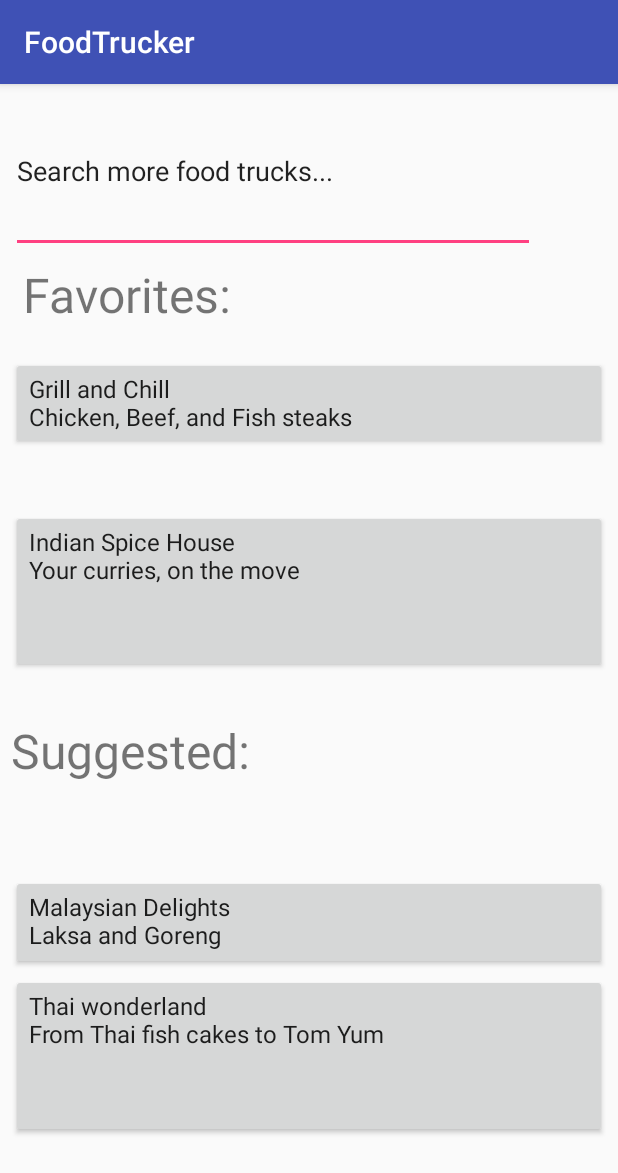
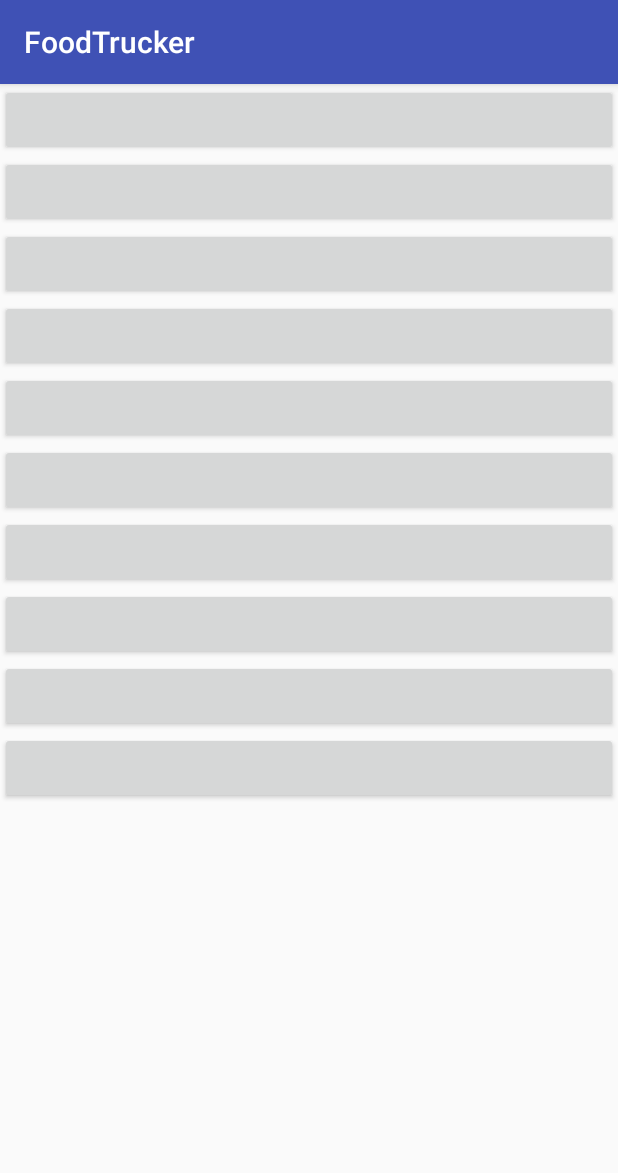
Before and after one commit to Complexia/FoodTrucker, an Android app: the screen it shows after launch (MainActivity), on a phone screen of 412 x 824 dp. Shown: the top 1173 px of the screen. Run offline under Robolectric (Android 15) with nearby library versions, the phone set to English and light mode, and no system bars.

Commit message:
commit from home 16/08

```diff
--- a/app/src/main/java/com/example/s3399752/foodtrucker/MainActivity.java
+++ b/app/src/main/java/com/example/s3399752/foodtrucker/MainActivity.java
@@ -4,11 +4,15 @@ import android.content.Context;
 import android.content.Intent;
 import android.support.v7.app.AppCompatActivity;
 import android.os.Bundle;
+import android.view.LayoutInflater;
 import android.view.View;
 import android.widget.Button;
 import android.widget.LinearLayout;
 import android.widget.RelativeLayout;
 import android.widget.ScrollView;
+import android.widget.TextView;
+
+import java.util.ArrayList;
 
 public class MainActivity extends AppCompatActivity {
 
@@ -16,15 +20,39 @@ public class MainActivity extends AppCompatActivity {
     protected void onCreate(Bundle savedInstanceState) {
         super.onCreate(savedInstanceState);
         setContentView(R.layout.activity_main);
+        LayoutInflater inflater = (LayoutInflater)getSystemService(Context.LAYOUT_INFLATER_SERVICE);
 
+        LinearLayout layout = findViewById(R.id.layoutLinear);
+        ArrayList<Button> buttons = new ArrayList<>();
+        for(int i=0;i<10;i++){
+            Button btn = (Button)inflater.inflate(R.layout.buttons,null);
+            btn.setOnClickListener(new View.OnClickListener() {
+                @Override
+                public void onClick(View view) {
+                    startActivity(new Intent(MainActivity.this,Activity1.class));
+                }
+            });
+            buttons.add(btn);
 
-        Button btn1 = findViewById(R.id.button1);
-        btn1.setOnClickListener(new View.OnClickListener() {
-            @Override
-            public void onClick(View view) {
-                startActivity(new Intent(MainActivity.this, Activity1.class));
-            }
-        });
+        }
+        for(int i=0;i<buttons.size();i++){
+            layout.addView(buttons.get(i));
+
+        }
+        TextView text1 = (TextView)inflater.inflate(R.layout.texts,null);
+
+        text1.setText("Malaysian Delights");
+        //layout.addView(text1);
+
+//        for(int i=buttons.size()/2;i<buttons.size();i++){
+//            layout.addView(buttons.get(i));
+//
+//        }
+
+        TextView text2 = (TextView)inflater.inflate(R.layout.texts,null);
+        text1.setText("Wonder Thai");
+        //layout.addView(text2);
+
 
 
     }
--- a/app/src/main/res/layout/activity_main.xml
+++ b/app/src/main/res/layout/activity_main.xml
@@ -7,120 +7,130 @@
     tools:context=".MainActivity"
     tools:layout_editor_absoluteY="81dp">
 
-    <TextView
-        android:id="@+id/favorites_text"
-        android:layout_width="0dp"
-        android:layout_height="0dp"
-        android:layout_marginBottom="56dp"
-        android:layout_marginEnd="14dp"
-        android:layout_marginLeft="15dp"
-        android:layout_marginRight="14dp"
-        android:layout_marginStart="15dp"
-        android:text="Favorites:"
-        android:textSize="32dp"
-        app:layout_constraintBottom_toTopOf="@+id/button2"
-        app:layout_constraintEnd_toEndOf="@+id/suggested_text"
-        app:layout_constraintStart_toStartOf="parent"
-        app:layout_constraintTop_toBottomOf="@+id/editText" />
+    <!--<TextView-->
+        <!--android:id="@+id/favorites_text"-->
+        <!--android:layout_width="0dp"-->
+        <!--android:layout_height="0dp"-->
+        <!--android:layout_marginBottom="56dp"-->
+        <!--android:layout_marginEnd="14dp"-->
+        <!--android:layout_marginLeft="15dp"-->
+        <!--android:layout_marginRight="14dp"-->
+        <!--android:layout_marginStart="15dp"-->
+        <!--android:text="Favorites:"-->
+        <!--android:textSize="32dp"-->
+        <!--app:layout_constraintBottom_toTopOf="@+id/button2"-->
+        <!--app:layout_constraintEnd_toEndOf="@+id/suggested_text"-->
+        <!--app:layout_constraintStart_toStartOf="parent"-->
+        <!--app:layout_constraintTop_toBottomOf="@+id/editText" />-->
 
-    <TextView
-        android:id="@+id/suggested_text"
-        android:layout_width="167dp"
-        android:layout_height="0dp"
-        android:layout_marginBottom="61dp"
-        android:text="Suggested:"
-        android:textSize="32dp"
-        app:layout_constraintBottom_toTopOf="@+id/button4"
-        app:layout_constraintStart_toStartOf="@+id/button3"
-        app:layout_constraintTop_toBottomOf="@+id/button2" />
+    <!--<TextView-->
+        <!--android:id="@+id/suggested_text"-->
+        <!--android:layout_width="167dp"-->
+        <!--android:layout_height="0dp"-->
+        <!--android:layout_marginBottom="61dp"-->
+        <!--android:text="Suggested:"-->
+        <!--android:textSize="32dp"-->
+        <!--app:layout_constraintBottom_toTopOf="@+id/button4"-->
+        <!--app:layout_constraintStart_toStartOf="@+id/button3"-->
+        <!--app:layout_constraintTop_toBottomOf="@+id/button2" />-->
 
-    <Button
-        android:id="@+id/button2"
-        android:layout_width="0dp"
-        android:layout_height="0dp"
+    <!--<Button-->
+        <!--android:id="@+id/button2"-->
+        <!--android:layout_width="0dp"-->
+        <!--android:layout_height="0dp"-->
 
-        android:layout_marginBottom="30dp"
-        android:layout_marginEnd="7dp"
-        android:layout_marginLeft="7dp"
-        android:layout_marginRight="7dp"
-        android:layout_marginStart="7dp"
-        android:gravity="left"
-        android:text="Indian Spice House\nYour curries, on the move"
-        android:textAppearance="@style/TextAppearance.AppCompat.Light.SearchResult.Subtitle"
-        app:layout_constraintBottom_toTopOf="@+id/suggested_text"
-        app:layout_constraintEnd_toEndOf="parent"
-        app:layout_constraintStart_toStartOf="parent"
-        app:layout_constraintTop_toBottomOf="@+id/favorites_text" />
+        <!--android:layout_marginBottom="30dp"-->
+        <!--android:layout_marginEnd="7dp"-->
+        <!--android:layout_marginLeft="7dp"-->
+        <!--android:layout_marginRight="7dp"-->
+        <!--android:layout_marginStart="7dp"-->
+        <!--android:gravity="left"-->
+        <!--android:text="Indian Spice House\nYour curries, on the move"-->
+        <!--android:textAppearance="@style/TextAppearance.AppCompat.Light.SearchResult.Subtitle"-->
+        <!--app:layout_constraintBottom_toTopOf="@+id/suggested_text"-->
+        <!--app:layout_constraintEnd_toEndOf="parent"-->
+        <!--app:layout_constraintStart_toStartOf="parent"-->
+        <!--app:layout_constraintTop_toBottomOf="@+id/favorites_text" />-->
 
-    <Button
-        android:id="@+id/button3"
-        android:layout_width="0dp"
-        android:layout_height="63dp"
+    <!--<Button-->
+        <!--android:id="@+id/button3"-->
+        <!--android:layout_width="0dp"-->
+        <!--android:layout_height="63dp"-->
 
-        android:layout_marginBottom="61dp"
-        android:layout_marginEnd="7dp"
-        android:layout_marginLeft="7dp"
-        android:layout_marginRight="7dp"
-        android:layout_marginStart="7dp"
-        android:layout_marginTop="53dp"
-        android:gravity="left"
-        android:text="Malaysian Delights\nLaksa and Goreng"
-        android:textAppearance="@style/TextAppearance.AppCompat.Light.SearchResult.Subtitle"
-        app:layout_constraintBottom_toBottomOf="@+id/button4"
-        app:layout_constraintEnd_toEndOf="parent"
-        app:layout_constraintStart_toStartOf="parent"
-        app:layout_constraintTop_toTopOf="@+id/suggested_text" />
+        <!--android:layout_marginBottom="61dp"-->
+        <!--android:layout_marginEnd="7dp"-->
+        <!--android:layout_marginLeft="7dp"-->
+        <!--android:layout_marginRight="7dp"-->
+        <!--android:layout_marginStart="7dp"-->
+        <!--android:layout_marginTop="53dp"-->
+        <!--android:gravity="left"-->
+        <!--android:text="Malaysian Delights\nLaksa and Goreng"-->
+        <!--android:textAppearance="@style/TextAppearance.AppCompat.Light.SearchResult.Subtitle"-->
+        <!--app:layout_constraintBottom_toBottomOf="@+id/button4"-->
+        <!--app:layout_constraintEnd_toEndOf="parent"-->
+        <!--app:layout_constraintStart_toStartOf="parent"-->
+        <!--app:layout_constraintTop_toTopOf="@+id/suggested_text" />-->
 
-    <Button
-        android:id="@+id/button1"
-        android:layout_width="0dp"
-        android:layout_height="62dp"
+    <!--<Button-->
+        <!--android:id="@+id/button1"-->
+        <!--android:layout_width="0dp"-->
+        <!--android:layout_height="62dp"-->
 
-        android:layout_marginBottom="102dp"
-        android:layout_marginEnd="7dp"
-        android:layout_marginLeft="7dp"
-        android:layout_marginRight="7dp"
-        android:layout_marginStart="7dp"
-        android:layout_marginTop="102dp"
-        android:gravity="left"
-        android:text="Grill and Chill\nChicken, Beef, and Fish steaks"
-        android:textAppearance="@style/TextAppearance.AppCompat.Light.SearchResult.Subtitle"
-        app:layout_constraintBottom_toTopOf="@+id/suggested_text"
-        app:layout_constraintEnd_toEndOf="parent"
-        app:layout_constraintStart_toStartOf="parent"
-        app:layout_constraintTop_toTopOf="@+id/editText" />
+        <!--android:layout_marginBottom="102dp"-->
+        <!--android:layout_marginEnd="7dp"-->
+        <!--android:layout_marginLeft="7dp"-->
+        <!--android:layout_marginRight="7dp"-->
+        <!--android:layout_marginStart="7dp"-->
+        <!--android:layout_marginTop="102dp"-->
+        <!--android:gravity="left"-->
+        <!--android:text="Grill and Chill\nChicken, Beef, and Fish steaks"-->
+        <!--android:textAppearance="@style/TextAppearance.AppCompat.Light.SearchResult.Subtitle"-->
+        <!--app:layout_constraintBottom_toTopOf="@+id/suggested_text"-->
+        <!--app:layout_constraintEnd_toEndOf="parent"-->
+        <!--app:layout_constraintStart_toStartOf="parent"-->
+        <!--app:layout_constraintTop_toTopOf="@+id/editText" />-->
 
-    <Button
-        android:id="@+id/button4"
-        android:layout_width="0dp"
-        android:layout_height="0dp"
+    <!--<Button-->
+        <!--android:id="@+id/button4"-->
+        <!--android:layout_width="0dp"-->
+        <!--android:layout_height="0dp"-->
 
-        android:layout_marginBottom="65dp"
-        android:layout_marginEnd="7dp"
-        android:layout_marginLeft="7dp"
-        android:layout_marginRight="7dp"
-        android:layout_marginStart="7dp"
-        android:gravity="left"
-        android:text="Thai wonderland\nFrom Thai fish cakes to Tom Yum"
-        android:textAppearance="@style/TextAppearance.AppCompat.Light.SearchResult.Subtitle"
-        app:layout_constraintBottom_toBottomOf="parent"
-        app:layout_constraintEnd_toEndOf="parent"
-        app:layout_constraintStart_toStartOf="parent"
-        app:layout_constraintTop_toBottomOf="@+id/suggested_text" />
+        <!--android:layout_marginBottom="65dp"-->
+        <!--android:layout_marginEnd="7dp"-->
+        <!--android:layout_marginLeft="7dp"-->
+        <!--android:layout_marginRight="7dp"-->
+        <!--android:layout_marginStart="7dp"-->
+        <!--android:gravity="left"-->
+        <!--android:text="Thai wonderland\nFrom Thai fish cakes to Tom Yum"-->
+        <!--android:textAppearance="@style/TextAppearance.AppCompat.Light.SearchResult.Subtitle"-->
+        <!--app:layout_constraintBottom_toBottomOf="parent"-->
+        <!--app:layout_constraintEnd_toEndOf="parent"-->
+        <!--app:layout_constraintStart_toStartOf="parent"-->
+        <!--app:layout_constraintTop_toBottomOf="@+id/suggested_text" />-->
 
-    <EditText
-        android:id="@+id/editText"
-        android:layout_width="349dp"
-        android:layout_height="0dp"
-        android:layout_marginBottom="6dp"
-        android:layout_marginLeft="7dp"
-        android:layout_marginStart="7dp"
-        android:layout_marginTop="3dp"
-        android:ems="10"
-        android:inputType="textPersonName"
-        android:text="Search more food trucks..."
-        app:layout_constraintBottom_toTopOf="@+id/favorites_text"
-        app:layout_constraintStart_toStartOf="parent"
-        app:layout_constraintTop_toTopOf="parent" />
+    <!--<EditText-->
+        <!--android:id="@+id/editText"-->
+        <!--android:layout_width="349dp"-->
+        <!--android:layout_height="0dp"-->
+        <!--android:layout_marginBottom="6dp"-->
+        <!--android:layout_marginLeft="7dp"-->
+        <!--android:layout_marginStart="7dp"-->
+        <!--android:layout_marginTop="3dp"-->
+        <!--android:ems="10"-->
+        <!--android:inputType="textPersonName"-->
+        <!--android:text="Search more food trucks..."-->
+        <!--app:layout_constraintBottom_toTopOf="@+id/favorites_text"-->
+        <!--app:layout_constraintStart_toStartOf="parent"-->
+        <!--app:layout_constraintTop_toTopOf="parent" />-->
+
+    <ScrollView
+        android:layout_width="match_parent"
+        android:layout_height="match_parent">
+        <LinearLayout
+            android:id="@+id/layoutLinear"
+            android:orientation="vertical"
+            android:layout_width="match_parent"
+            android:layout_height="match_parent"></LinearLayout>
+    </ScrollView>
 
 </android.support.constraint.ConstraintLayout>
```
Also changed, not shown: 2 other files.
